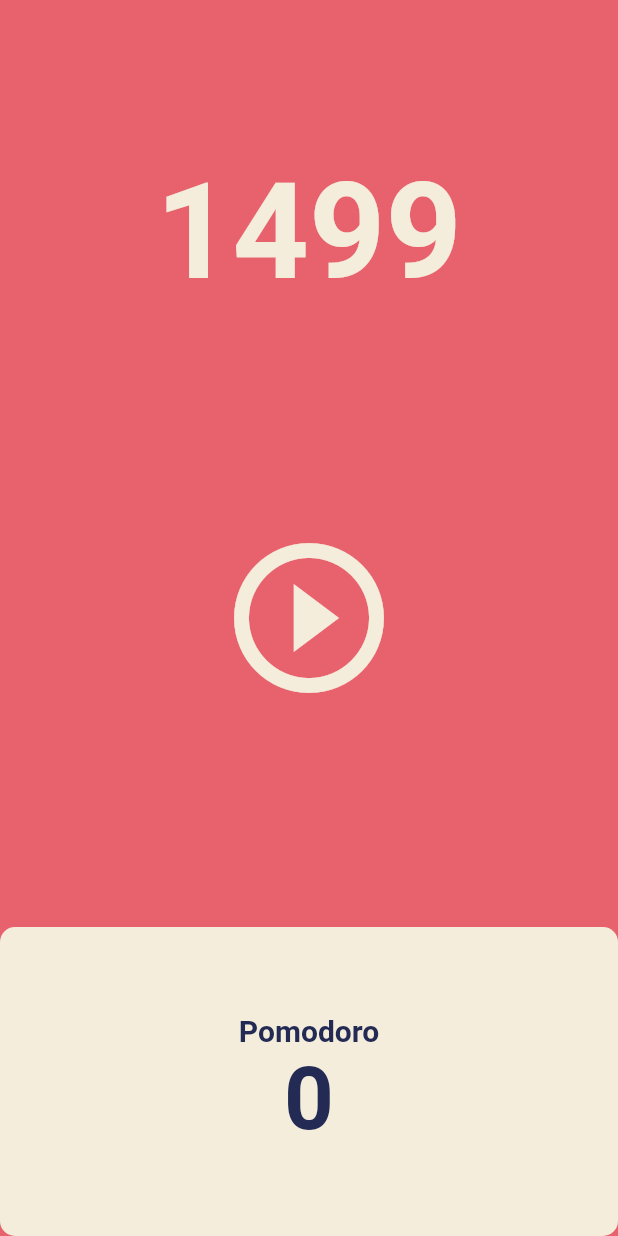
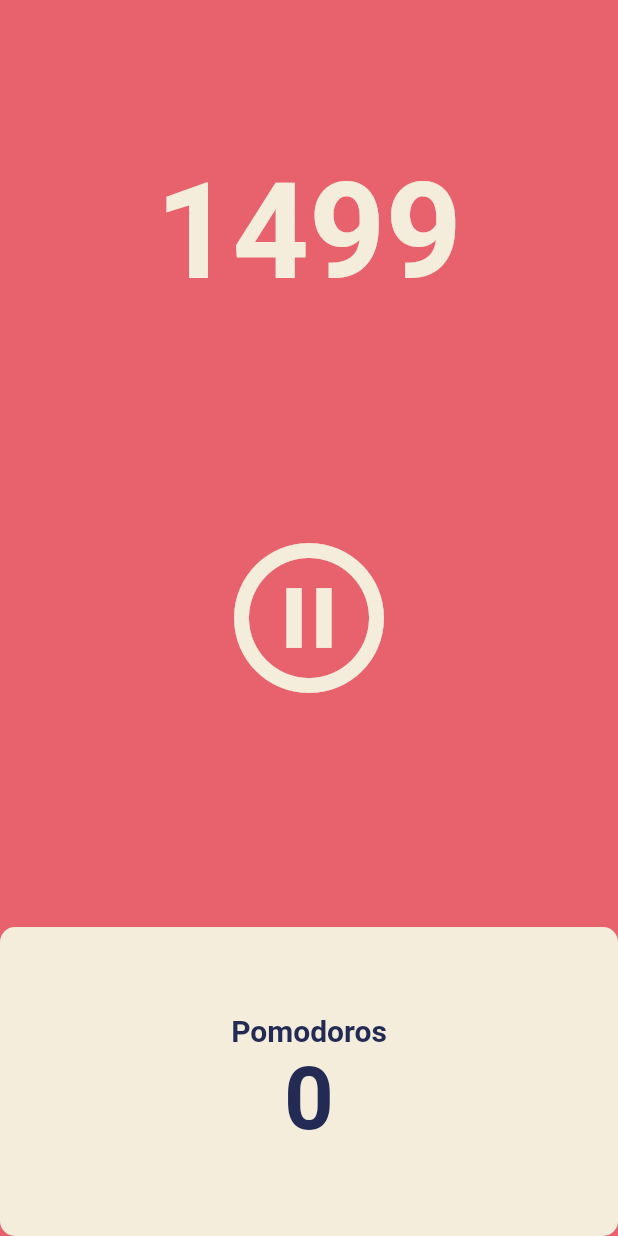
Before and after one commit to jjs1545/pomodoro, a Flutter app: the screen it shows after launch, after a tap on the "play circle outline" icon, on a phone screen of 412 x 824 dp. Run offline on Flutter 3.47's test engine with Material 2 defaults, Android fonts, the phone set to English and light mode, and no system bars.

Commit message:
POMODORO Pause and Play

```diff
--- a/lib/screens/home_screen.dart
+++ b/lib/screens/home_screen.dart
@@ -10,6 +10,7 @@ class HomeScreen extends StatefulWidget {
 
 class _HomeScreenState extends State<HomeScreen> {
   int totalSeconds = 1500; // 25분을 초 단위로
+  bool isRunning = false;
   late Timer timer; // 플러터 기본 함수 -> late 타입을 통해 초기화 하지 않고 나중에 사용전 초기화
 
   void onTick(Timer timer) {
@@ -24,6 +25,16 @@ class _HomeScreenState extends State<HomeScreen> {
       const Duration(seconds: 1),
       onTick,
     );
+    setState(() {
+      isRunning = true;
+    });
+  }
+
+  void onPausePressed() {
+    timer.cancel();
+    setState(() {
+      isRunning = false;
+    });
   }
 
   @override
@@ -60,8 +71,10 @@ class _HomeScreenState extends State<HomeScreen> {
               child: IconButton(
                 iconSize: 120,
                 color: Theme.of(context).cardColor,
-                onPressed: onStartPressed,
-                icon: const Icon(Icons.play_circle_outline),
+                onPressed: isRunning ? onPausePressed : onStartPressed,
+                icon: Icon(isRunning
+                    ? Icons.pause_circle_outline
+                    : Icons.play_circle_outline),
               ),
             ),
           ),
@@ -79,7 +92,7 @@ class _HomeScreenState extends State<HomeScreen> {
                       mainAxisAlignment: MainAxisAlignment.center,
                       children: [
                         Text(
-                          'Pomodoro',
+                          'Pomodoros',
                           style: TextStyle(
                             fontSize: 20,
                             fontWeight: FontWeight.w600,
```
